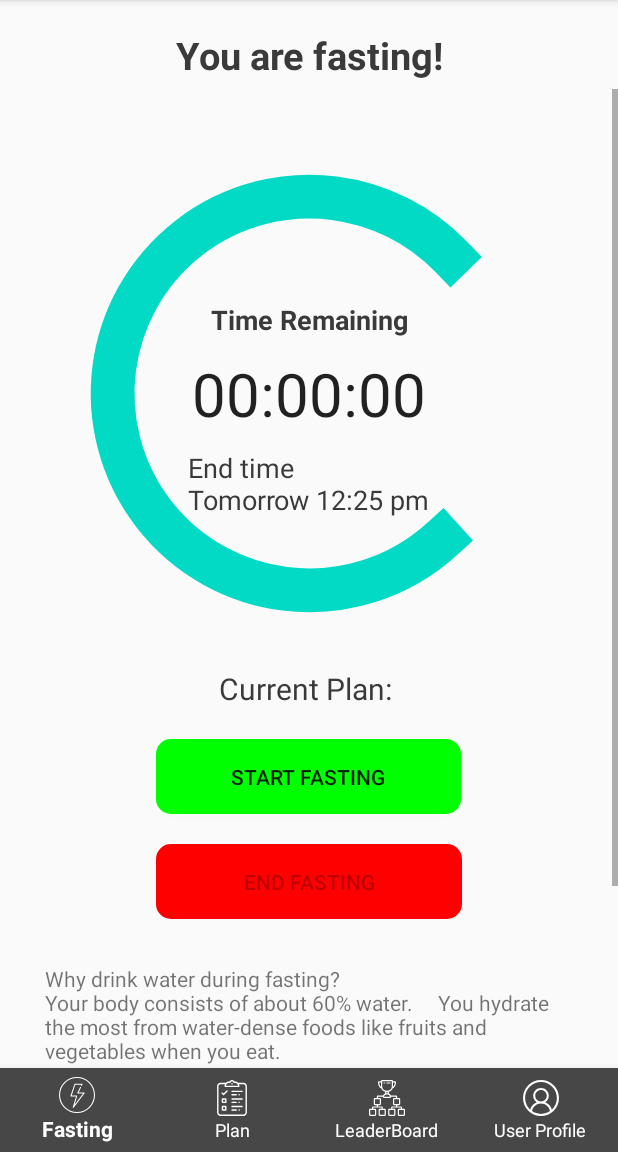
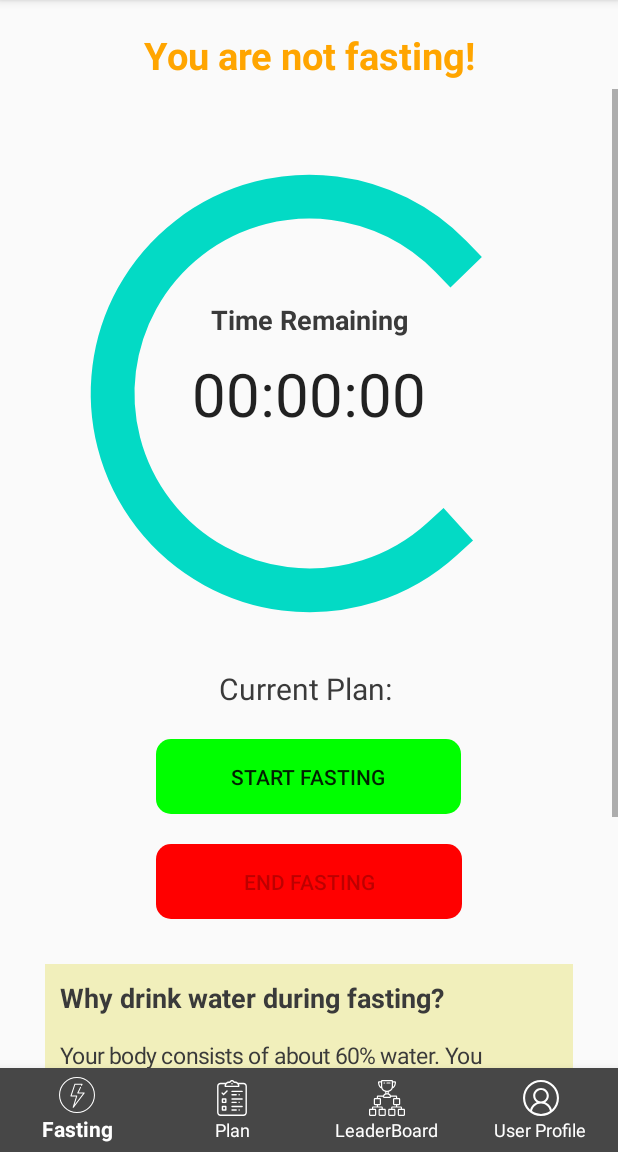
Before and after one commit to satwikkumar/FastIt-Intermittent-Fasting-App, an Android app: the fragment FastingFragment placed in its activity, on a phone screen of 412 x 824 dp, the part 84-1236 px from its top. Run offline under Robolectric (Android 15) with nearby library versions, the phone set to English and light mode, and no system bars; our stand-ins replace Room's generated code; libraries missing offline, so code that uses them is left out: com.facebook, com.facebook.login, com.github.mikephil.charting, me.zhanghai.android; plain views replace MaterialProgressBar; 5 statements that could not run were skipped.

Commit message:
Updated UI

```diff
--- a/app/src/main/res/layout/activity_planning_info.xml
+++ b/app/src/main/res/layout/activity_planning_info.xml
@@ -54,7 +54,7 @@
         android:id="@+id/lay1"
         android:layout_width="match_parent"
         android:layout_height="wrap_content"
-        android:background="#87CEEB"
+        android:background="#9CFAF5"
         android:layout_marginStart="20dp"
         android:orientation="vertical"
         android:layout_marginEnd="20dp"
@@ -64,6 +64,7 @@
             android:id="@+id/text1"
             android:layout_width="match_parent"
             android:layout_height="wrap_content"
+            android:textColor="@color/colorPrimaryDark"
             android:text="\nPREPARE FOR FASTING"
             android:textStyle="bold"
             android:gravity="center"/>
@@ -72,6 +73,8 @@
             android:layout_height="wrap_content"
             android:paddingStart="15dp"
             android:paddingEnd="15dp"
+            android:textColor="@color/colorPrimaryDark"
+            android:textSize="15sp"
             android:text="\n• Eat enough protein, such as meat, fish, tofu and nuts.
                           \n\n• Eat high-fiber foods, such as nuts, beans, fruits and vegetables.
                           \n\n• Drink plenty of water.
--- a/app/src/main/res/layout/content_timer.xml
+++ b/app/src/main/res/layout/content_timer.xml
@@ -34,12 +34,13 @@
         android:id="@+id/end_time"
         android:layout_width="wrap_content"
         android:layout_height="wrap_content"
-        android:text="End time \nTomorrow 12:25 pm"
         android:textColor="@color/colorPrimaryDark"
         android:textSize="18sp"
+        android:gravity="center"
         android:layout_marginTop="10dp"
         app:layout_constraintStart_toStartOf="parent"
         app:layout_constraintEnd_toEndOf="parent"
+        android:visibility="invisible"
         app:layout_constraintTop_toBottomOf="@id/timer_text"
         />
 
--- a/app/src/main/res/layout/fragment_fasting.xml
+++ b/app/src/main/res/layout/fragment_fasting.xml
@@ -5,23 +5,28 @@
     android:layout_width="match_parent"
     android:layout_height="match_parent"
     tools:context=".FastingFragment">
+
     <LinearLayout
         android:layout_width="match_parent"
         android:layout_height="wrap_content">
+
         <TextView
+            android:id="@+id/status"
             android:layout_width="match_parent"
             android:layout_height="wrap_content"
-            android:text="You are fasting!"
+            android:gravity="center"
+            android:text="You are not fasting!"
+            android:textColor="#ffa500"
+            android:textSize="25sp"
             android:textStyle="bold"
-            android:textSize="25sp"
-            android:textColor="@color/colorPrimaryDark"
-            app:layout_constraintTop_toTopOf="parent"
-            android:gravity="center"/>
+            app:layout_constraintTop_toTopOf="parent" />
     </LinearLayout>
+
     <androidx.constraintlayout.widget.ConstraintLayout
         android:layout_width="match_parent"
         android:layout_height="match_parent"
         android:layout_marginTop="40dp">
+
         <ScrollView
             android:layout_width="match_parent"
             android:layout_height="match_parent"
@@ -33,62 +38,69 @@
             <LinearLayout
                 android:layout_width="match_parent"
                 android:layout_height="wrap_content"
-                android:orientation="vertical"
-                android:layout_marginTop="20dp">
+                android:layout_marginTop="20dp"
+                android:orientation="vertical">
+
                 <include layout="@layout/content_timer" />
 
                 <TextView
                     android:id="@+id/current_fasting_cycle_text"
                     android:layout_width="wrap_content"
                     android:layout_height="wrap_content"
+                    android:layout_gravity="center"
                     android:text="65-67"
-                    android:textSize="20sp"
                     android:textColor="@color/colorPrimaryDark"
-                    android:layout_gravity="center"/>
+                    android:textSize="20sp" />
+
                 <Button
                     android:id="@+id/start_fasting"
                     android:layout_width="wrap_content"
                     android:layout_height="wrap_content"
+                    android:layout_gravity="center"
+                    android:layout_marginTop="20dp"
+                    android:background="@drawable/button_background_green"
                     android:padding="15dp"
                     android:paddingStart="50dp"
                     android:paddingEnd="50dp"
-                    android:layout_marginTop="20dp"
-                    android:layout_gravity="center"
-                    android:text="@string/start_fasting"
-                    android:background="@drawable/button_background_green"/>
+                    android:text="@string/start_fasting" />
 
                 <Button
                     android:id="@+id/end_fasting"
                     android:layout_width="wrap_content"
                     android:layout_height="wrap_content"
-                    android:text="@string/end_fasting"
                     android:layout_gravity="center"
                     android:layout_marginTop="20dp"
+                    android:background="@drawable/button_background_red"
                     android:padding="15dp"
                     android:paddingStart="58dp"
                     android:paddingEnd="58dp"
-                    android:background="@drawable/button_background_red"/>
-<TextView
-    android:layout_width="wrap_content"
-    android:layout_height="wrap_content"
-    android:layout_gravity="center"
-    android:layout_marginTop="30dp"
-    android:layout_marginLeft="30dp"
-    android:layout_marginRight="30dp"
-    android:text="Why drink water during fasting?\nYour body consists of about 60% water.
-    You hydrate the most from water-dense foods like fruits and vegetables when you eat.
-    \n\nSo you are easy to be dehydrated during fasting. Because there may be a full day between meals,
-    it's critical to drink water in the fasting period."/>
+                    android:text="@string/end_fasting" />
+
                 <TextView
-                    android:layout_width="wrap_content"
+                    android:layout_width="match_parent"
                     android:layout_height="wrap_content"
                     android:layout_gravity="center"
+                    android:layout_marginLeft="30dp"
                     android:layout_marginTop="30dp"
+                    android:layout_marginRight="30dp"
+                    android:background="#F1EFBB"
+                    android:padding="10dp"
+                    android:text="@string/water_info_1"
+                    android:textColor="@color/colorPrimaryDark" />
+
+                <TextView
+                    android:layout_width="match_parent"
+                    android:layout_height="wrap_content"
+                    android:layout_gravity="center"
                     android:layout_marginLeft="30dp"
+                    android:layout_marginTop="30dp"
                     android:layout_marginRight="30dp"
-                    android:paddingBottom="85dp"
-                    android:text="During Fasting\n\n• Drink water or herbal tea to stay hydrated.
-\n\n• Keep your mind off food.\n\n• Avoid high-intensity workouts."/>
+                    android:layout_marginBottom="85dp"
+                    android:padding="10dp"
+                    android:background="#CDF1EF"
+                    android:gravity="center"
+                    android:textColor="@color/colorPrimaryDark"
+                    android:text="@string/fasting_info" />
             </LinearLayout>
         </ScrollView>
 
--- a/app/src/main/res/layout/fragment_plan.xml
+++ b/app/src/main/res/layout/fragment_plan.xml
@@ -13,6 +13,7 @@
         android:layout_height="wrap_content"
         android:text="Choose one to start fasting"
         android:textSize="20dp"
+        android:textColor="@color/colorPrimaryDark"
         android:textAlignment="center"
         />
     </LinearLayout>
--- a/app/src/main/res/values/strings.xml
+++ b/app/src/main/res/values/strings.xml
@@ -24,4 +24,13 @@
     <string name="end_text">End</string>
     <string name="session_completed">Session Completed:</string>
     <string name="weight_text">Weight:</string>
+    <string name="water_info_1"><font size="18"><b>Why drink water during fasting?</b></font><font size="15">\n\nYour body consists of about 60% water.
+    You hydrate the most from water-dense foods like fruits and vegetables when you eat.
+    \n\nSo you are easy to be dehydrated during fasting. Because there may be a full day between meals,
+        it\'s critical to drink water in the fasting period.</font></string>
+    <string name="water_info_2"><font size="18"><b>How to know if I drink enough water?</b></font><font size="15">\n\nThe easiest way to
+        estimate how well hydrated you are is to look at your urine.
+        \n\nIt should be fairly clear. If it\'s dark yellow, that\'s a sign you may need to drink more water.</font></string>
+    <string name="fasting_info"><center><font size="18"><b>During Fasting</b></font></center><font size="15">\n\n• Drink water or herbal tea to stay hydrated.
+        \n\n• Keep your mind off food.\n\n• Avoid high-intensity workouts.</font></string>
 </resources>
```
Also changed, not shown: app/src/main/java/edu/neu/madcourse/fastit/FastingFragment.java (+23 -2 lines).
